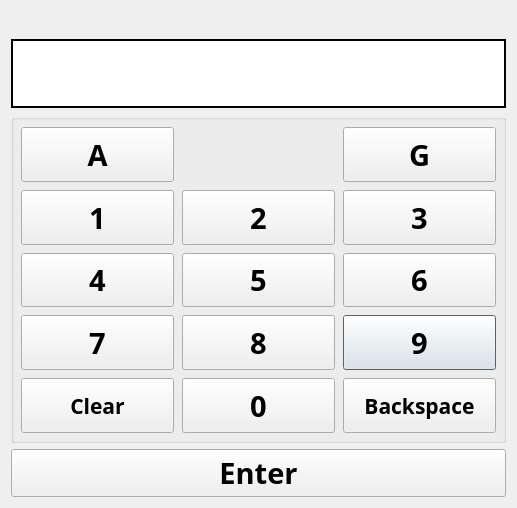
Before: the Qt Designer form ui/SWFSCBCNumPad.ui in aliciabillings-noaa/CLAMS, drawn with Qt 5.
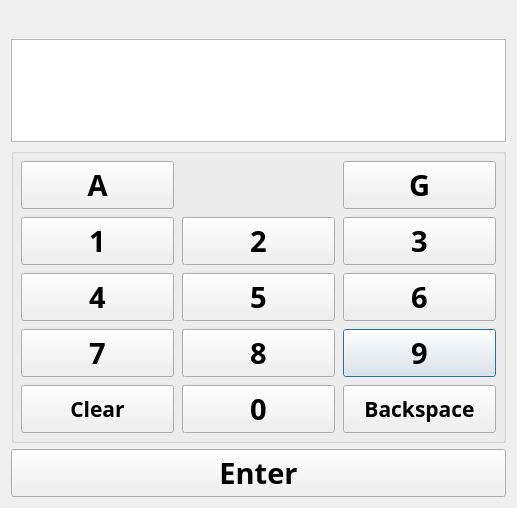
After: the same form once the commit is applied.

Commit message: alphanumeric barcode dialog updated

```diff
--- a/ui/SWFSCBCNumPad.ui
+++ b/ui/SWFSCBCNumPad.ui
@@ -30,35 +30,15 @@
     </widget>
    </item>
    <item>
-    <widget class="QLabel" name="dispBox">
+    <widget class="QTextEdit" name="dispEdit">
      <property name="font">
       <font>
        <family>Arial Black</family>
-       <pointsize>36</pointsize>
+       <pointsize>14</pointsize>
        <weight>75</weight>
        <bold>true</bold>
       </font>
      </property>
-     <property name="autoFillBackground">
-      <bool>false</bool>
-     </property>
-     <property name="styleSheet">
-      <string notr="true">QWidget {
-    background-color: white;
-}</string>
-     </property>
-     <property name="frameShape">
-      <enum>QFrame::WinPanel</enum>
-     </property>
-     <property name="frameShadow">
-      <enum>QFrame::Plain</enum>
-     </property>
-     <property name="text">
-      <string/>
-     </property>
-     <property name="alignment">
-      <set>Qt::AlignRight|Qt::AlignTrailing|Qt::AlignVCenter</set>
-     </property>
     </widget>
    </item>
    <item>
```
Left out of the diff: 2 changed lines with no effect on the pictures. The commit also changes 5 other files.
